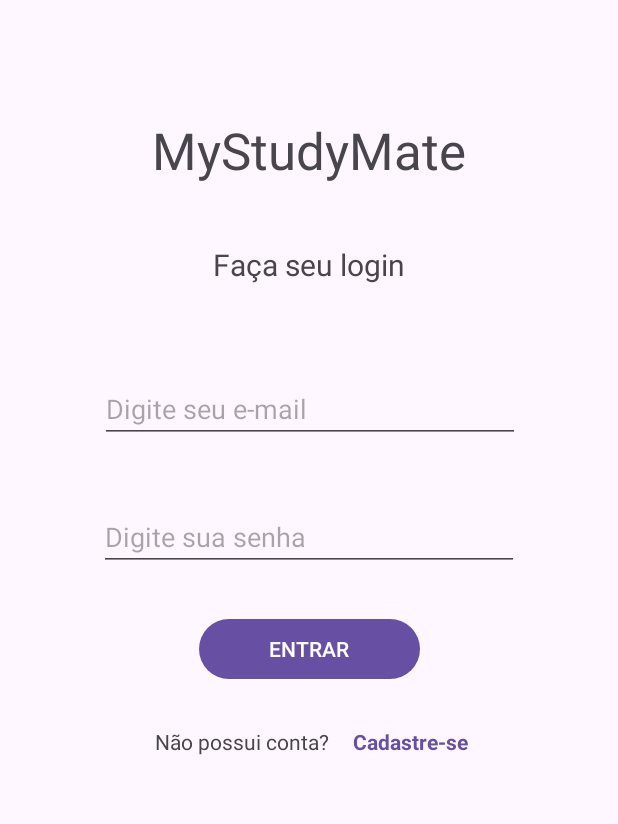
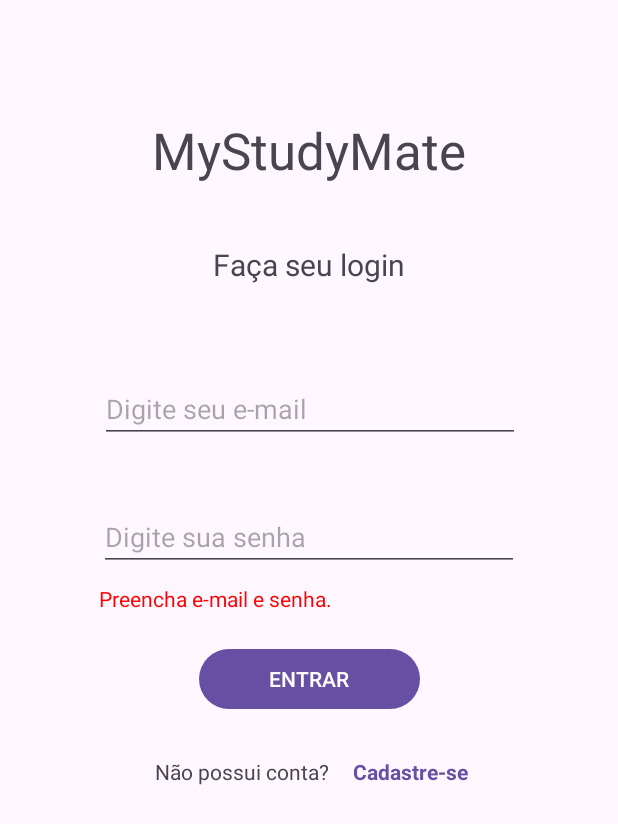
Before and after one commit to Dener-Fernandes/TrabalhoFinalProgMobile, an Android app: the screen it shows after launch (MainActivity), after a tap on "ENTRAR", on a phone screen of 412 x 824 dp. Shown: the top 824 px of the screen. Run offline under Robolectric (Android 15) with nearby library versions, the phone set to English and light mode, and no system bars; 1 other tap on this screen came first.

Commit message:
feat: Add validations in login,signup,homework

```diff
--- a/app/src/main/java/com/example/terceirotrabalho/MainActivity.java
+++ b/app/src/main/java/com/example/terceirotrabalho/MainActivity.java
@@ -12,6 +12,7 @@ import android.util.Log;
 import android.view.View;
 import android.widget.ArrayAdapter;
 import android.widget.Spinner;
+import android.widget.Toast;
 
 import com.example.terceirotrabalho.activities.HomeActivity;
 import com.example.terceirotrabalho.cryptography.CryptographyUtils;
@@ -143,7 +144,8 @@ public class MainActivity extends AppCompatActivity {
                 Intent it_home = new Intent(this, HomeActivity.class);
                 startActivity(it_home);
             } else {
-                Log.d("Resultado", "E-mail ou senha incorretos");
+                Toast.makeText(this, "E-mail ou senha incorretos.", Toast.LENGTH_LONG).show();
+                return;
             }
         }
 
--- a/app/src/main/java/com/example/terceirotrabalho/activities/HomeActivity.java
+++ b/app/src/main/java/com/example/terceirotrabalho/activities/HomeActivity.java
@@ -71,4 +71,10 @@ public class HomeActivity extends AppCompatActivity {
         });
         //Spinner menu
     }
+
+    @Override
+    protected void onResume() {
+        super.onResume();
+        menuSpinner.setSelection(0);
+    }
 }
--- a/app/src/main/java/com/example/terceirotrabalho/fragments/LoginFragment.java
+++ b/app/src/main/java/com/example/terceirotrabalho/fragments/LoginFragment.java
@@ -12,14 +12,18 @@ import android.view.View;
 import android.view.ViewGroup;
 import android.widget.EditText;
 import android.widget.TextView;
+import android.widget.Toast;
 
 import com.example.terceirotrabalho.MainActivity;
 import com.example.terceirotrabalho.R;
 import com.google.android.material.button.MaterialButton;
 
+import java.util.regex.Matcher;
+import java.util.regex.Pattern;
+
 
 public class LoginFragment extends Fragment {
-    TextView errorTextFieldsLogin;
+    TextView errorTextFieldsLogin, errorTextLogin;
     EditText userEmailText, userPasswordText;
     @Override
     public View onCreateView(LayoutInflater inflater, ViewGroup container,
@@ -44,6 +48,8 @@ public class LoginFragment extends Fragment {
 
         userEmailText = view.findViewById(R.id.userEmailLoginValue);
         userPasswordText = view.findViewById(R.id.userPasswordLoginValue);
+        errorTextLogin = getView().findViewById(R.id.errorTextLogin);
+        errorTextFieldsLogin = getView().findViewById(R.id.errorTextFieldsLogin);
     }
 
     public void getLoginValues() {
@@ -51,10 +57,21 @@ public class LoginFragment extends Fragment {
         String userPassword = userPasswordText.getText().toString();
 
         if (userEmail.isEmpty() || userPassword.isEmpty()) {
-            errorTextFieldsLogin = getView().findViewById(R.id.errorTextFieldsLogin);
-            errorTextFieldsLogin.setVisibility(View.VISIBLE);
-        } else {
+            errorTextLogin.setVisibility(View.VISIBLE);
+            errorTextLogin.setText("Preencha e-mail e senha.");
+        } else if(!userEmail.isEmpty() && !validateEmail(userEmail)) {
+            errorTextLogin.setVisibility(View.VISIBLE);
+            errorTextLogin.setText("E-mail inserido é inválido.");
+        }
+        else {
             ((MainActivity)getActivity()).loginUser(userEmail, userPassword);
         }
     }
+
+    public static boolean validateEmail(String inputEmail) {
+        String regex = "^[a-zA-Z0-9._%+-]+@[a-zA-Z0-9.-]+\\.[a-zA-Z]{2,}$";
+        Pattern pattern = Pattern.compile(regex);
+        Matcher matcher = pattern.matcher(inputEmail);
+        return matcher.matches();
+    }
 }
--- a/app/src/main/res/layout/activity_create_homework.xml
+++ b/app/src/main/res/layout/activity_create_homework.xml
@@ -97,11 +97,12 @@
         app:layout_constraintTop_toBottomOf="@+id/homeworkDescriptionCreateValue" />
 
     <Button
-        android:id="@+id/button"
+        android:id="@+id/buttonBack"
         android:layout_width="168dp"
         android:layout_height="40dp"
         android:layout_marginTop="12dp"
         android:text="@string/Voltar"
+        android:onClick="backToHome"
         app:layout_constraintEnd_toStartOf="@+id/button1"
         app:layout_constraintStart_toStartOf="parent"
         app:layout_constraintTop_toBottomOf="@+id/buttonSetTime" />
--- a/app/src/main/res/layout/fragment_login.xml
+++ b/app/src/main/res/layout/fragment_login.xml
@@ -37,7 +37,7 @@
             android:id="@+id/buttonLogin"
             android:layout_width="147dp"
             android:layout_height="48dp"
-            android:layout_marginTop="28dp"
+            android:layout_marginTop="48dp"
             android:text="@string/EntrarButton"
             app:layout_constraintEnd_toEndOf="parent"
             app:layout_constraintStart_toStartOf="parent"
@@ -84,14 +84,30 @@
             android:layout_width="wrap_content"
             android:layout_height="wrap_content"
             android:layout_marginTop="28dp"
+            android:text="@string/PreenchaTodosOsCampos"
             android:textColor="@color/red"
             android:visibility="gone"
-            android:text="@string/PreenchaTodosOsCampos"
             app:layout_constraintEnd_toEndOf="parent"
             app:layout_constraintHorizontal_bias="0.275"
             app:layout_constraintStart_toStartOf="parent"
             app:layout_constraintTop_toBottomOf="@+id/textView4" />
 
+        <TextView
+            android:id="@+id/errorTextLogin"
+            android:layout_width="269dp"
+            android:layout_height="25dp"
+            android:layout_marginTop="54dp"
+            android:layout_marginBottom="20dp"
+            android:text="TextView"
+            android:visibility="gone"
+            android:textColor="@color/red"
+            app:layout_constraintBottom_toTopOf="@+id/buttonLogin"
+            app:layout_constraintEnd_toEndOf="parent"
+            app:layout_constraintHorizontal_bias="0.464"
+            app:layout_constraintStart_toStartOf="parent"
+            app:layout_constraintTop_toTopOf="@+id/userPasswordLoginValue"
+            app:layout_constraintVertical_bias="0.0" />
+
 
     </androidx.constraintlayout.widget.ConstraintLayout>
 </FrameLayout>
```
Also changed, not shown: app/src/main/java/com/example/terceirotrabalho/activities/CreateHomeworkActivity.java (+13 -0 lines), app/src/main/java/com/example/terceirotrabalho/fragments/SignupFragment.java (+16 -1 lines).
